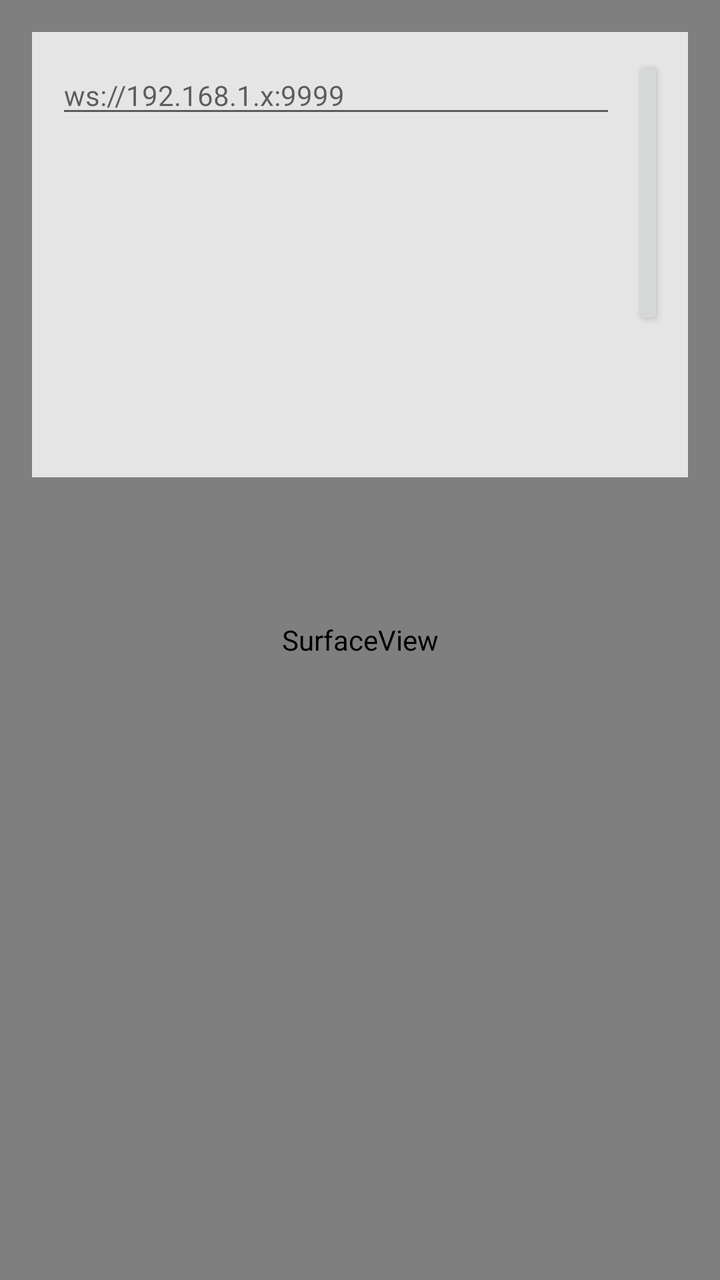
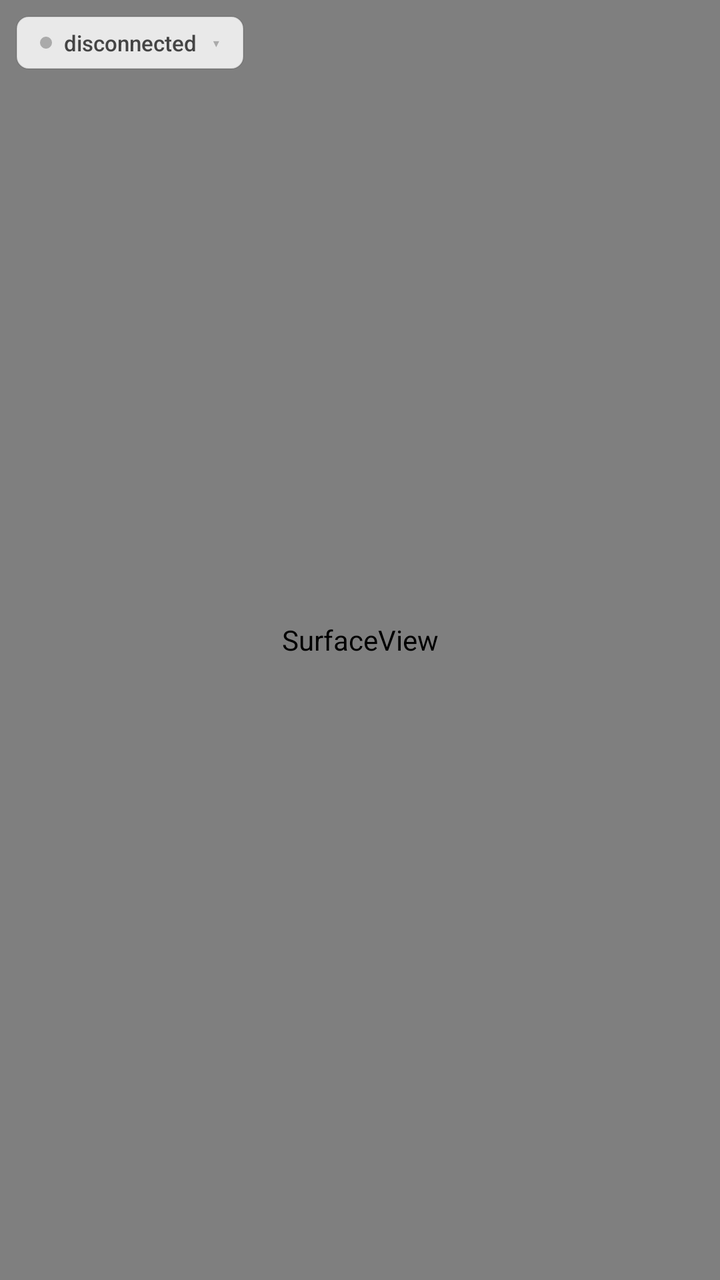

An Android layout rendered at two revisions. The XML below is the earlier revision; the diff shows what the commit changed to produce the second picture.
<!-- AndroidManifest.xml: application theme Theme.BooxBridge -->
<!-- res/layout/activity_main.xml -->
<?xml version="1.0" encoding="utf-8"?>
<FrameLayout xmlns:android="http://schemas.android.com/apk/res/android"
    android:layout_width="match_parent"
    android:layout_height="match_parent"
    android:background="@android:color/white">

    <SurfaceView
        android:id="@+id/surfaceView"
        android:layout_width="match_parent"
        android:layout_height="match_parent" />

    <LinearLayout
        android:id="@+id/overlay"
        android:layout_width="wrap_content"
        android:layout_height="wrap_content"
        android:layout_margin="16dp"
        android:background="#CCFFFFFF"
        android:orientation="horizontal"
        android:padding="12dp">

        <EditText
            android:id="@+id/serverUrlInput"
            android:layout_width="280dp"
            android:layout_height="wrap_content"
            android:hint="@string/server_hint"
            android:imeOptions="actionDone"
            android:inputType="textUri"
            android:singleLine="true"
            android:textSize="14sp" />

        <Button
            android:id="@+id/connectButton"
            android:layout_width="wrap_content"
            android:layout_height="wrap_content"
            android:layout_marginStart="8dp"
            android:text="@string/connect" />

        <TextView
            android:id="@+id/statusText"
            android:layout_width="wrap_content"
            android:layout_height="wrap_content"
            android:layout_gravity="center_vertical"
            android:layout_marginStart="12dp"
            android:text="@string/status_disconnected"
            android:textColor="@android:color/darker_gray"
            android:textSize="14sp" />
    </LinearLayout>

</FrameLayout>
<!-- resources referenced by this layout -->
<resources>
  <string name="connect">Connect</string>
  <string name="server_hint">ws://192.168.1.x:9999</string>
  <string name="status_disconnected">disconnected</string>
  <style name="Theme.BooxBridge" parent="Theme.MaterialComponents.Light.NoActionBar">
          <item name="android:windowFullscreen">true</item>
          <item name="android:statusBarColor">@android:color/white</item>
      </style>
</resources>

<!-- the commit's change to res/layout/activity_main.xml (unified diff, before → after) -->
@@ -9,41 +9,118 @@
         android:layout_width="match_parent"
         android:layout_height="match_parent" />
 
+    
     <LinearLayout
         android:id="@+id/overlay"
         android:layout_width="wrap_content"
         android:layout_height="wrap_content"
-        android:layout_margin="16dp"
-        android:background="#CCFFFFFF"
-        android:orientation="horizontal"
-        android:padding="12dp">
+        android:layout_margin="8dp"
+        android:background="@drawable/overlay_bg"
+        android:orientation="vertical"
+        android:paddingHorizontal="12dp"
+        android:paddingVertical="6dp">
 
-        <EditText
-            android:id="@+id/serverUrlInput"
-            android:layout_width="280dp"
-            android:layout_height="wrap_content"
-            android:hint="@string/server_hint"
-            android:imeOptions="actionDone"
-            android:inputType="textUri"
-            android:singleLine="true"
-            android:textSize="14sp" />
-
-        <Button
-            android:id="@+id/connectButton"
+        
+        <LinearLayout
+            android:id="@+id/collapsedRow"
             android:layout_width="wrap_content"
             android:layout_height="wrap_content"
-            android:layout_marginStart="8dp"
-            android:text="@string/connect" />
+            android:gravity="center_vertical"
+            android:orientation="horizontal">
 
-        <TextView
-            android:id="@+id/statusText"
+            <View
+                android:id="@+id/statusDot"
+                android:layout_width="6dp"
+                android:layout_height="6dp"
+                android:background="@drawable/dot_gray" />
+
+            <TextView
+                android:id="@+id/statusText"
+                android:layout_width="wrap_content"
+                android:layout_height="wrap_content"
+                android:layout_marginStart="6dp"
+                android:fontFamily="sans-serif-medium"
+                android:text="@string/status_disconnected"
+                android:textColor="#444444"
+                android:textSize="11sp" />
+
+            <TextView
+                android:id="@+id/infoText"
+                android:layout_width="wrap_content"
+                android:layout_height="wrap_content"
+                android:layout_marginStart="8dp"
+                android:fontFamily="sans-serif"
+                android:textColor="#888888"
+                android:textSize="10sp"
+                android:visibility="gone" />
+
+            <TextView
+                android:layout_width="wrap_content"
+                android:layout_height="wrap_content"
+                android:layout_marginStart="8dp"
+                android:text="▾"
+                android:textColor="#AAAAAA"
+                android:textSize="10sp" />
+        </LinearLayout>
+
+        
+        <LinearLayout
+            android:id="@+id/expandedSection"
             android:layout_width="wrap_content"
             android:layout_height="wrap_content"
-            android:layout_gravity="center_vertical"
-            android:layout_marginStart="12dp"
-            android:text="@string/status_disconnected"
-            android:textColor="@android:color/darker_gray"
-            android:textSize="14sp" />
+            android:orientation="vertical"
+            android:paddingTop="6dp"
+            android:visibility="gone">
+
+            
+            <TextView
+                android:layout_width="wrap_content"
+                android:layout_height="wrap_content"
+                android:fontFamily="sans-serif-medium"
+                android:text="@string/product_title"
+                android:textColor="#333333"
+                android:textSize="12sp" />
+
+            <View
+                android:layout_width="match_parent"
+                android:layout_height="1dp"
+                android:layout_marginVertical="4dp"
+                android:background="#22000000" />
+
+            
+            <LinearLayout
+                android:layout_width="wrap_content"
+                android:layout_height="wrap_content"
+                android:gravity="center_vertical"
+                android:orientation="horizontal">
+
+                <EditText
+                    android:id="@+id/serverUrlInput"
+                    android:layout_width="220dp"
+                    android:layout_height="32dp"
+                    android:background="@drawable/input_bg"
+                    android:fontFamily="monospace"
+                    android:hint="@string/server_hint"
+                    android:imeOptions="actionDone"
+                    android:inputType="textUri"
+                    android:paddingHorizontal="8dp"
+                    android:singleLine="true"
+                    android:textColor="#333333"
+                    android:textColorHint="#AAAAAA"
+                    android:textSize="11sp" />
+
+                <Button
+                    android:id="@+id/connectButton"
+                    style="@style/Widget.MaterialComponents.Button.TextButton"
+                    android:layout_width="wrap_content"
+                    android:layout_height="32dp"
+                    android:layout_marginStart="6dp"
+                    android:minWidth="0dp"
+                    android:paddingHorizontal="12dp"
+                    android:text="@string/connect"
+                    android:textSize="11sp" />
+            </LinearLayout>
+        </LinearLayout>
     </LinearLayout>
 
 </FrameLayout>
<!-- resource entries referenced after the edit -->
@@ -1,6 +1,33 @@
 <!-- resources referenced by this layout -->
 <resources>
+  <!-- drawable dot_gray (drawable) -->
+  <?xml version="1.0" encoding="utf-8"?>
+  <shape xmlns:android="http://schemas.android.com/apk/res/android"
+      android:shape="oval">
+      <solid android:color="#AAAAAA" />
+  </shape>
+  <!-- drawable input_bg (drawable) -->
+  <?xml version="1.0" encoding="utf-8"?>
+  <shape xmlns:android="http://schemas.android.com/apk/res/android"
+      android:shape="rectangle">
+      <solid android:color="#FFFFFFFF" />
+      <corners android:radius="4dp" />
+      <stroke
+          android:width="0.5dp"
+          android:color="#30000000" />
+  </shape>
+  <!-- drawable overlay_bg (drawable) -->
+  <?xml version="1.0" encoding="utf-8"?>
+  <shape xmlns:android="http://schemas.android.com/apk/res/android"
+      android:shape="rectangle">
+      <solid android:color="#E8F5F5F5" />
+      <corners android:radius="6dp" />
+      <stroke
+          android:width="0.5dp"
+          android:color="#20000000" />
+  </shape>
   <string name="connect">Connect</string>
+  <string name="product_title">Boox Display Digitizer v0.1.0</string>
   <string name="server_hint">ws://192.168.1.x:9999</string>
   <string name="status_disconnected">disconnected</string>
   <style name="Theme.BooxBridge" parent="Theme.MaterialComponents.Light.NoActionBar">
